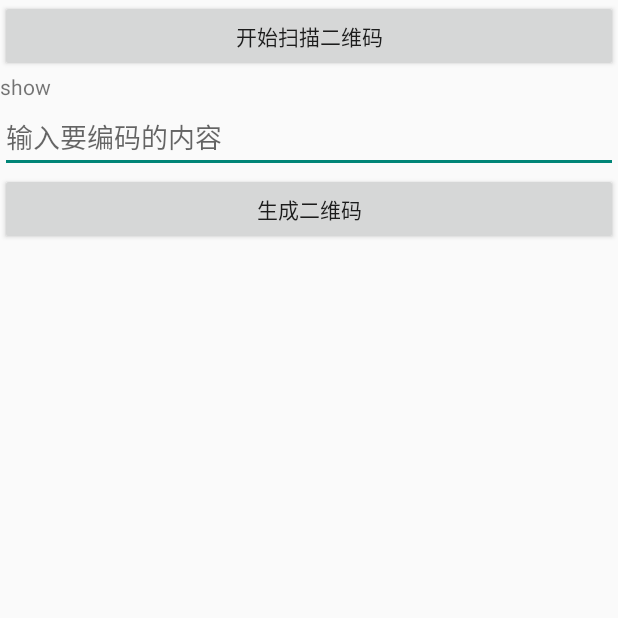
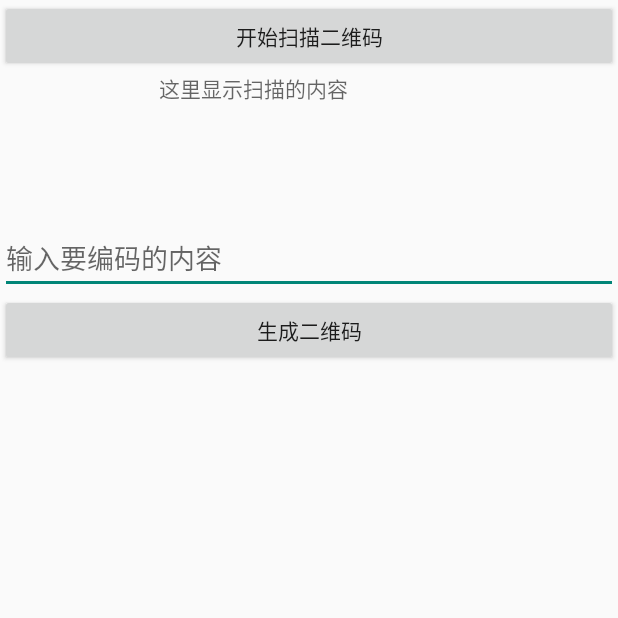
Before and after one commit to tonycheng93/QRCode, an Android app: the screen it shows after launch (MainActivity), on a phone screen of 412 x 824 dp, the top half of it. Run offline under Robolectric (Android 15) with nearby library versions, the phone set to English and light mode, and no system bars.

Commit message:
修改布局

```diff
--- a/app/src/main/res/layout/activity_main.xml
+++ b/app/src/main/res/layout/activity_main.xml
@@ -2,36 +2,38 @@
               xmlns:tools="http://schemas.android.com/tools"
               android:layout_width="match_parent"
               android:layout_height="match_parent"
-              android:orientation="vertical" >
+              android:orientation="vertical">
 
     <Button
         android:id="@+id/scan"
         android:layout_width="match_parent"
         android:layout_height="wrap_content"
-        android:text="开始扫描二维码" />
+        android:text="开始扫描二维码"/>
 
     <TextView
         android:id="@+id/text"
-        android:layout_width="match_parent"
-        android:layout_height="wrap_content"
-        android:text="show" />
+        android:layout_width="200dp"
+        android:layout_height="100dp"
+        android:layout_gravity="center_horizontal"
+        android:hint="这里显示扫描的内容"
+        />
 
     <EditText
         android:id="@+id/input"
         android:layout_width="match_parent"
         android:layout_height="wrap_content"
-        android:hint="输入要编码的内容" />
+        android:hint="输入要编码的内容"/>
 
     <Button
         android:id="@+id/generate"
         android:layout_width="match_parent"
         android:layout_height="wrap_content"
-        android:text="生成二维码" />
+        android:text="生成二维码"/>
 
     <ImageView
         android:id="@+id/image"
-        android:layout_width="wrap_content"
-        android:layout_height="wrap_content"
-        android:layout_gravity="center_horizontal" />
+        android:layout_width="200dp"
+        android:layout_height="200dp"
+        android:layout_gravity="center_horizontal"/>
 
 </LinearLayout>
```
